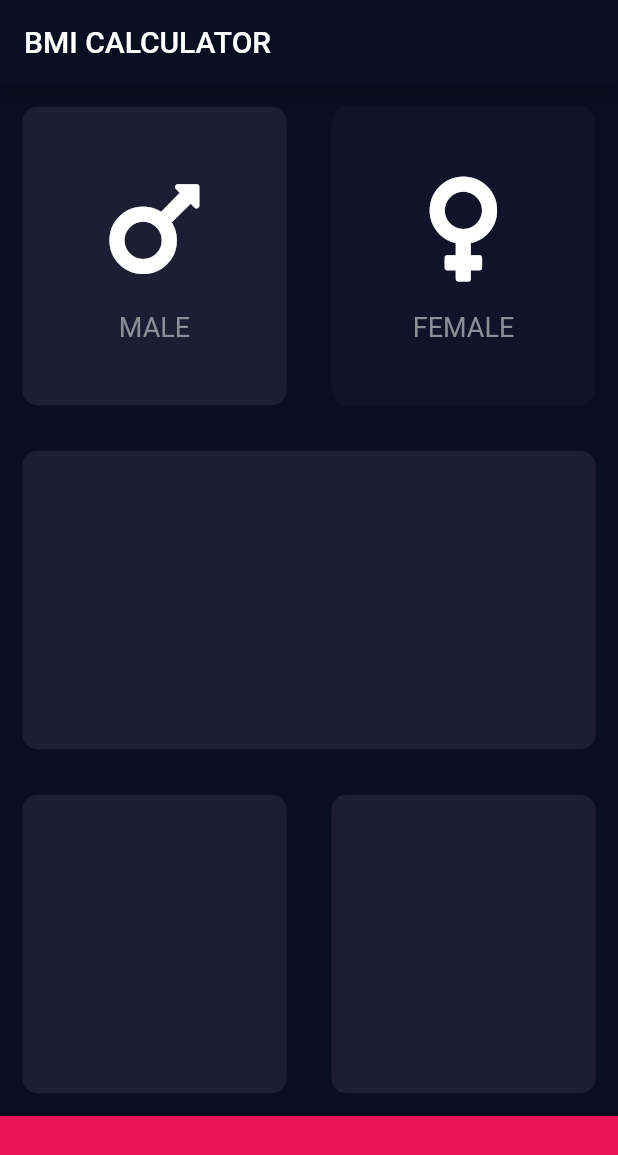
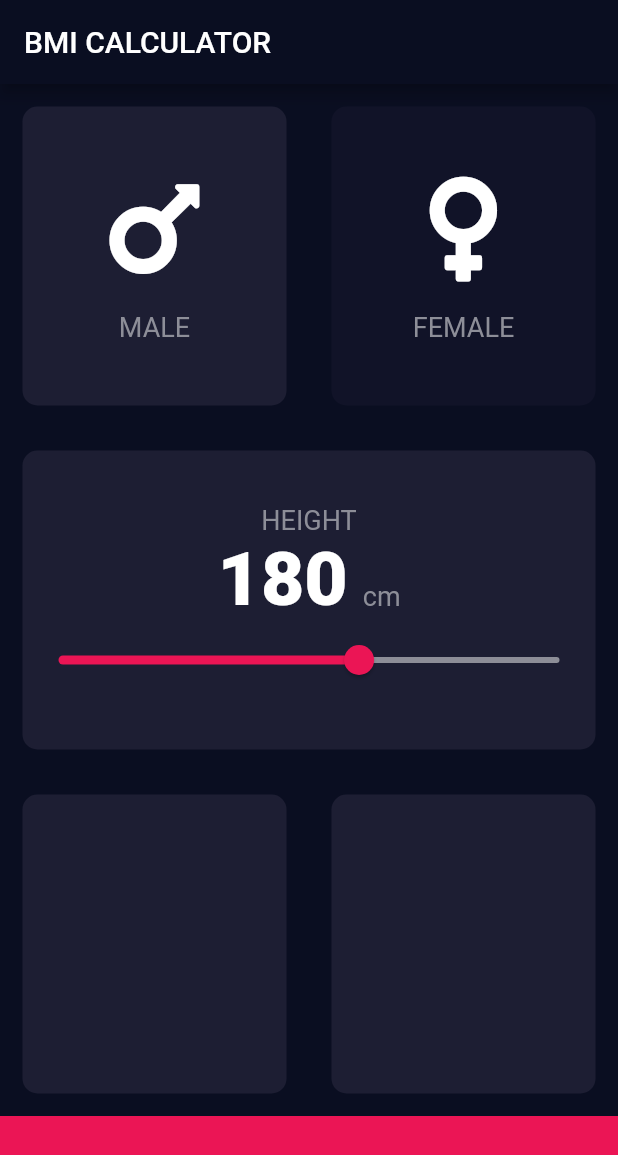
Before and after one commit to dmburyak/bmi_culculator, a Flutter app: the screen it shows after launch, on a phone screen of 412 x 824 dp. Shown: the top 1155 px of the screen. Run offline on Flutter 3.47's test engine with Material 2 defaults, Android fonts, the phone set to English and light mode, and no system bars; our stand-ins replace font_awesome_flutter.

```diff
--- a/lib/constants.dart
+++ b/lib/constants.dart
@@ -7,5 +7,11 @@ const kBottomContainerHeight = 80.0;
 
 const kCardTextStyle = TextStyle(
   fontSize: 18.0,
-  color: Color(0xFF8D8E98),
+  color: Color(0xFF8D8E98)
 );
+
+const kNumberTextStyle = TextStyle(
+  fontSize: 50.0,
+  fontWeight: FontWeight.w900,
+  color: Colors.white
+);
--- a/lib/input_page.dart
+++ b/lib/input_page.dart
@@ -14,6 +14,7 @@ class InputPage extends StatefulWidget {
 
 class _InputPageState extends State<InputPage> {
   Gender selectedGender = Gender.male;
+  int height = 180;
 
   @override
   Widget build(BuildContext context) {
@@ -66,7 +67,34 @@ class _InputPageState extends State<InputPage> {
               ),
             ),
             Expanded(
-              child: ReusableCard(),
+              child: ReusableCard(
+                cardChild: Column(
+                  mainAxisAlignment: MainAxisAlignment.center,
+                  children: [
+                    Text('HEIGHT', style: kCardTextStyle),
+                    Row(
+                        mainAxisAlignment: MainAxisAlignment.center,
+                        crossAxisAlignment: CrossAxisAlignment.baseline,
+                        textBaseline: TextBaseline.alphabetic,
+                        children: [
+                          Text(height.toString(), style: kNumberTextStyle),
+                          SizedBox(width: 10),
+                          Text('cm', style: kCardTextStyle),
+                        ]),
+                    Slider(
+                        value: height.toDouble(),
+                        min: 120.0,
+                        max: 220.0,
+                        activeColor: Color(0xFFEB1555),
+                        inactiveColor: Color(0xFF8D8E98),
+                        onChanged: (double newValue) {
+                          setState(() {
+                            height = newValue.round();
+                          });
+                        })
+                  ],
+                ),
+              ),
             ),
             Expanded(
               child: Row(
```
